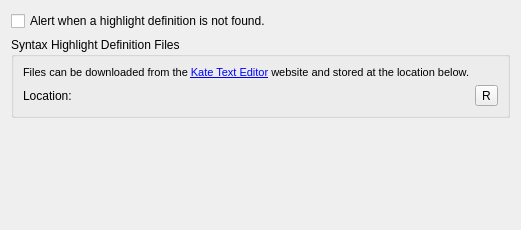
Qt form src/plugins/texteditor/generichighlighter/highlightersettingspage.ui (qt-creator/qt-creator) before a commit.
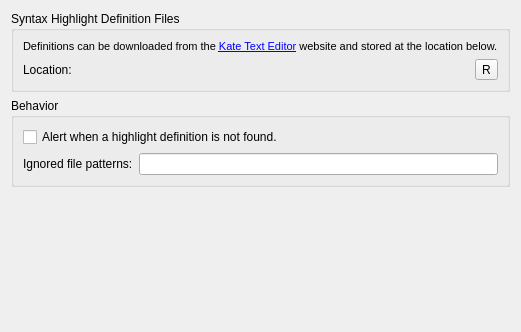
The same form after that commit. Icons and pictures are not drawn. Custom widgets are drawn as their Qt base class.

Commit message: Generic highlighter: New option to specify ignored file patterns so the highlight popup does not show up.

```diff
--- a/src/plugins/texteditor/generichighlighter/highlightersettingspage.ui
+++ b/src/plugins/texteditor/generichighlighter/highlightersettingspage.ui
@@ -7,20 +7,13 @@
     <x>0</x>
     <y>0</y>
     <width>521</width>
-    <height>230</height>
+    <height>332</height>
    </rect>
   </property>
   <property name="windowTitle">
    <string>Form</string>
   </property>
-  <layout class="QVBoxLayout" name="verticalLayout_2">
-   <item>
-    <widget class="QCheckBox" name="alertWhenNoDefinition">
-     <property name="text">
-      <string>Alert when a highlight definition is not found.</string>
-     </property>
-    </widget>
-   </item>
+  <layout class="QVBoxLayout" name="verticalLayout_3">
    <item>
     <widget class="QGroupBox" name="definitionFilesGroupBox">
      <property name="title">
@@ -34,7 +27,7 @@
 &lt;html&gt;&lt;head&gt;&lt;meta name=&quot;qrichtext&quot; content=&quot;1&quot; /&gt;&lt;style type=&quot;text/css&quot;&gt;
 p, li { white-space: pre-wrap; }
 &lt;/style&gt;&lt;/head&gt;&lt;body style=&quot; font-family:'MS Shell Dlg 2'; font-size:8.25pt; font-weight:400; font-style:normal;&quot;&gt;
-&lt;p style=&quot; margin-top:0px; margin-bottom:0px; margin-left:0px; margin-right:0px; -qt-block-indent:0; text-indent:0px;&quot;&gt;&lt;span style=&quot; font-size:8pt;&quot;&gt;Files can be downloaded from the &lt;/span&gt;&lt;a href=&quot;http://kate-editor.org/downloads/syntax_highlighting&quot;&gt;&lt;span style=&quot; font-size:8pt; text-decoration: underline; color:#0000ff;&quot;&gt;Kate Text Editor&lt;/span&gt;&lt;/a&gt;&lt;span style=&quot; font-size:8pt;&quot;&gt; website and stored at the location below.&lt;/span&gt;&lt;/p&gt;&lt;/body&gt;&lt;/html&gt;</string>
+&lt;p style=&quot; margin-top:0px; margin-bottom:0px; margin-left:0px; margin-right:0px; -qt-block-indent:0; text-indent:0px;&quot;&gt;&lt;span style=&quot; font-size:8pt;&quot;&gt;Definitions can be downloaded from the &lt;/span&gt;&lt;a href=&quot;http://kate-editor.org/downloads/syntax_highlighting&quot;&gt;&lt;span style=&quot; font-size:8pt; text-decoration: underline; color:#0000ff;&quot;&gt;Kate Text Editor&lt;/span&gt;&lt;/a&gt;&lt;span style=&quot; font-size:8pt;&quot;&gt; website and stored at the location below.&lt;/span&gt;&lt;/p&gt;&lt;/body&gt;&lt;/html&gt;</string>
         </property>
         <property name="textFormat">
          <enum>Qt::RichText</enum>
@@ -75,6 +68,36 @@
      </layout>
     </widget>
    </item>
+   <item>
+    <widget class="QGroupBox" name="behaviorGroupBox">
+     <property name="title">
+      <string>Behavior</string>
+     </property>
+     <layout class="QVBoxLayout" name="verticalLayout_2">
+      <item>
+       <widget class="QCheckBox" name="alertWhenNoDefinition">
+        <property name="text">
+         <string>Alert when a highlight definition is not found.</string>
+        </property>
+       </widget>
+      </item>
+      <item>
+       <layout class="QHBoxLayout" name="horizontalLayout_2">
+        <item>
+         <widget class="QLabel" name="ignoreLabel">
+          <property name="text">
+           <string>Ignored file patterns:</string>
+          </property>
+         </widget>
+        </item>
+        <item>
+         <widget class="QLineEdit" name="ignoreEdit"/>
+        </item>
+       </layout>
+      </item>
+     </layout>
+    </widget>
+   </item>
    <item>
     <spacer name="verticalSpacer">
      <property name="orientation">
```
The commit also changes 8 other files.
